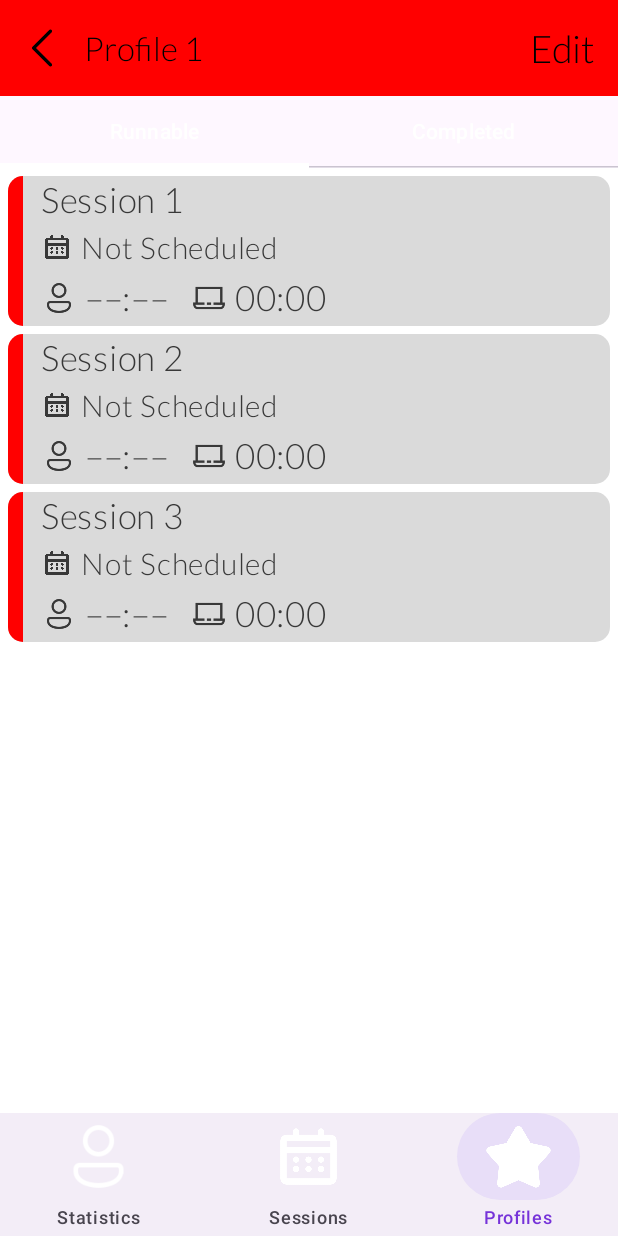
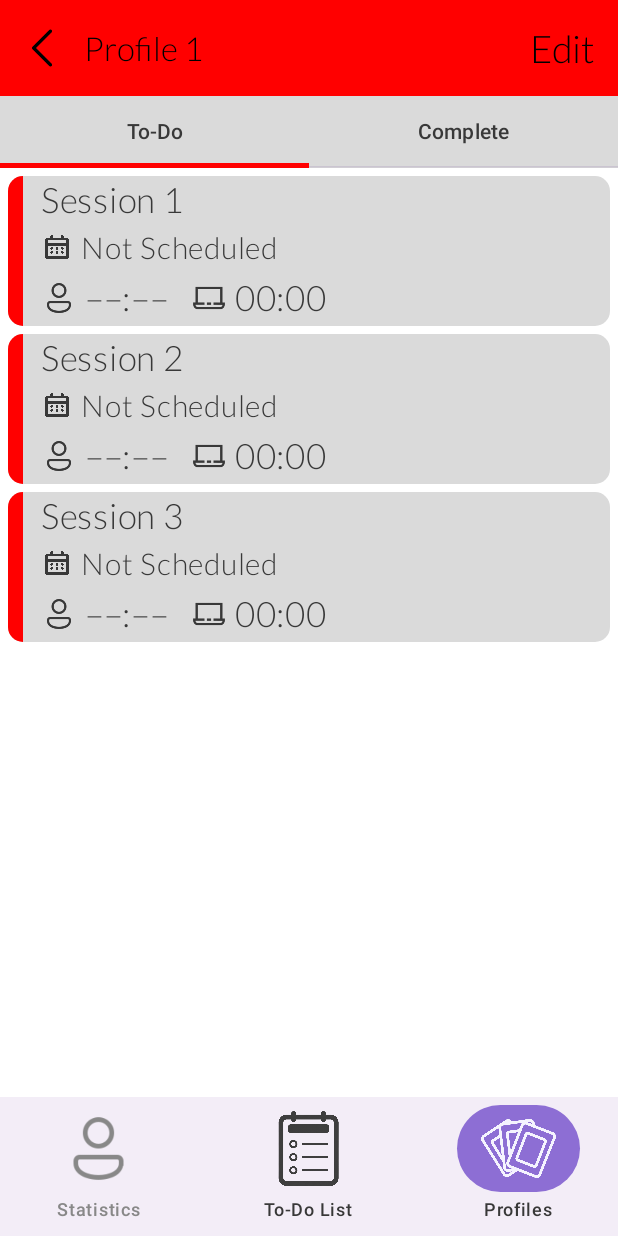
Before and after one commit to piersonh/clockworkandroid, an Android app built with Jetpack Compose: the screen it shows after launch (MainActivity), after a tap on "Profile 1", on a phone screen of 412 x 824 dp. Run offline under Robolectric (Android 15) with nearby library versions, the phone set to English and light mode, and no system bars; our stand-ins replace Room's generated code; 2 statements that could not run were skipped.

Commit message:
Added some icons

```diff
--- a/app/src/main/java/com/wordco/clockworkandroid/AppNavigation.kt
+++ b/app/src/main/java/com/wordco/clockworkandroid/AppNavigation.kt
@@ -33,12 +33,12 @@ val topLevelDestinations = listOf(
     ),
     TopLevelDestination(
         route = TaskListRoute,
-        icon = R.drawable.cal,
-        label = "Sessions",
+        icon = R.drawable.todo_list,
+        label = "To-Do List",
     ),
     TopLevelDestination(
         route = ProfileListRoute,
-        icon = R.drawable.star,
+        icon = R.drawable.fanned_cards,
         label = "Profiles",
     ),
 
--- a/app/src/main/java/com/wordco/clockworkandroid/core/ui/composables/NavBar.kt
+++ b/app/src/main/java/com/wordco/clockworkandroid/core/ui/composables/NavBar.kt
@@ -1,15 +1,22 @@
 package com.wordco.clockworkandroid.core.ui.composables
 
-import androidx.compose.foundation.Image
-import androidx.compose.foundation.layout.width
+import androidx.compose.foundation.layout.padding
+import androidx.compose.foundation.layout.size
+import androidx.compose.material3.Icon
+import androidx.compose.material3.MaterialTheme
 import androidx.compose.material3.NavigationBar
 import androidx.compose.material3.NavigationBarItem
+import androidx.compose.material3.NavigationBarItemColors
 import androidx.compose.material3.Text
 import androidx.compose.runtime.Composable
 import androidx.compose.ui.Modifier
+import androidx.compose.ui.graphics.Color
 import androidx.compose.ui.res.painterResource
+import androidx.compose.ui.tooling.preview.Preview
 import androidx.compose.ui.unit.dp
 import com.wordco.clockworkandroid.core.ui.model.TopLevelDestination
+import com.wordco.clockworkandroid.core.ui.theme.ClockworkTheme
+import com.wordco.clockworkandroid.core.ui.util.FAKE_TOP_LEVEL_DESTINATIONS
 
 @Composable
 fun NavBar(
@@ -17,9 +24,12 @@ fun NavBar(
     currentDestination: Any,
     navigateTo: (Any) -> Unit,
 ) {
-    NavigationBar {
+    NavigationBar(
+        tonalElevation = 5.dp,
+    ) {
         items.forEach { destination ->
             NavigationBarItem(
+                modifier = Modifier.padding(vertical = 5.dp),
                 selected = destination.route == currentDestination,
 //                    navController.currentDestination?.hierarchy?.any {
 //                    it.hasRoute(
@@ -27,17 +37,38 @@ fun NavBar(
 //                    )
 //                } ?: false,
                 label = { Text(destination.label) },
+                colors = NavigationBarItemColors(
+                    selectedIconColor = MaterialTheme.colorScheme.onSecondaryContainer,
+                    selectedTextColor = MaterialTheme.colorScheme.onPrimaryContainer,
+                    selectedIndicatorColor = MaterialTheme.colorScheme.secondaryContainer,
+                    unselectedIconColor = MaterialTheme.colorScheme.onPrimary,
+                    unselectedTextColor = MaterialTheme.colorScheme.onPrimaryContainer,
+                    disabledIconColor = Color.Gray,
+                    disabledTextColor = Color.Gray,
+                ),
                 onClick = { navigateTo(destination.route) },
                 icon = {
-                    Image(
+                    Icon(
                         painter = painterResource(destination.icon),
+                        //tint = TODO(),
                         contentDescription = null,
-                        modifier = Modifier.width(50.dp)
-                        //modifier = Modifier.aspectRatio(0.7f),
-                        //colorFilter = ColorFilter.tint(color = MaterialTheme.colorScheme.onPrimaryContainer)
+                        modifier = Modifier.size(50.dp)
                     )
                 },
+                enabled = destination.route != Unit
             )
         }
     }
 }
+
+@Preview
+@Composable
+private fun NavBarPreview() {
+    ClockworkTheme {
+        NavBar(
+            items = FAKE_TOP_LEVEL_DESTINATIONS,
+            currentDestination = Unit,
+            navigateTo = {}
+        )
+    }
+}
--- a/app/src/main/java/com/wordco/clockworkandroid/core/ui/theme/Colors.kt
+++ b/app/src/main/java/com/wordco/clockworkandroid/core/ui/theme/Colors.kt
@@ -11,6 +11,8 @@ internal val lightColorPalette = lightColorScheme(
     onPrimaryContainer = Color(0xFF383838),
     secondary = Color(0xFF7633D9),
     onSecondary = Color(0xFFFFFFFF),
+    secondaryContainer = Color(0xFF8d6ed4),
+    onSecondaryContainer = Color(0xFFf6f5ff),
 )
 
 internal val darkColorPalette = darkColorScheme(
@@ -20,4 +22,6 @@ internal val darkColorPalette = darkColorScheme(
     onPrimaryContainer = Color(0xFFFFFFFF),
     secondary = Color(0xFF7633D9),
     onSecondary = Color(0xFFFFFFFF),
+    secondaryContainer = Color(0xFF8d6ed4),
+    onSecondaryContainer = Color(0xFFf6f5ff),
 )
--- a/app/src/main/java/com/wordco/clockworkandroid/core/ui/util/FakeTopLevelDestinations.kt
+++ b/app/src/main/java/com/wordco/clockworkandroid/core/ui/util/FakeTopLevelDestinations.kt
@@ -15,12 +15,12 @@ val FAKE_TOP_LEVEL_DESTINATIONS = listOf(
     ),
     TopLevelDestination(
         route = FakeDestination::class,
-        icon = R.drawable.cal,
-        label = "Sessions",
+        icon = R.drawable.todo_list,
+        label = "To-Do List",
     ),
     TopLevelDestination(
         route = FakeDestination::class,
-        icon = R.drawable.star,
+        icon = R.drawable.fanned_cards,
         label = "Profiles",
     ),
 )
--- a/app/src/main/java/com/wordco/clockworkandroid/profile_session_list_feature/ui/ProfileSessionListPage.kt
+++ b/app/src/main/java/com/wordco/clockworkandroid/profile_session_list_feature/ui/ProfileSessionListPage.kt
@@ -22,6 +22,8 @@ import androidx.compose.material3.MaterialTheme
 import androidx.compose.material3.Scaffold
 import androidx.compose.material3.Tab
 import androidx.compose.material3.TabRow
+import androidx.compose.material3.TabRowDefaults
+import androidx.compose.material3.TabRowDefaults.tabIndicatorOffset
 import androidx.compose.material3.Text
 import androidx.compose.material3.TextButton
 import androidx.compose.material3.TopAppBar
@@ -168,8 +170,8 @@ private fun ProfileSessionListPageRetrieved(
                 .fillMaxSize()
         ) {
             val screens = listOf(
-                TabbedScreen(
-                    "Runnable"
+                TabbedScreenItem(
+                    "To-Do"
                 ) {
                     SessionList(
                         sessions = uiState.sessions,
@@ -178,20 +180,21 @@ private fun ProfileSessionListPageRetrieved(
                             .padding(5.dp)
                     )
                 },
-                TabbedScreen(
-                    "Completed"
+                TabbedScreenItem(
+                    "Complete"
                 ) {
                     Text("Completed Sessions")
                 }
             )
             TabbedScreen(
-                screens
+                screens,
+                tabIndicatorColor = uiState.profileColor
             )
         }
     }
 }
 
-data class TabbedScreen (
+data class TabbedScreenItem (
     val label: String,
     val screen: @Composable () -> Unit
 )
@@ -199,13 +202,26 @@ data class TabbedScreen (
 
 @Composable
 fun TabbedScreen(
-    screens: List<TabbedScreen>,
+    screens: List<TabbedScreenItem>,
+    tabIndicatorColor: Color,
 ) {
     val pagerState = rememberPagerState { screens.size }
     val coroutineScope = rememberCoroutineScope()
 
     Column {
-        TabRow(selectedTabIndex = pagerState.currentPage) {
+        TabRow(
+            selectedTabIndex = pagerState.currentPage,
+            contentColor = MaterialTheme.colorScheme.onPrimaryContainer,
+            containerColor = MaterialTheme.colorScheme.primaryContainer,
+            indicator = { tabPositions ->
+                TabRowDefaults.SecondaryIndicator(
+                    color = tabIndicatorColor,
+                    modifier = Modifier.tabIndicatorOffset(
+                        tabPositions[pagerState.currentPage]
+                    )
+                )
+            }
+        ) {
             screens.forEachIndexed { index, screen ->
                 Tab(
                     selected = (pagerState.currentPage == index),
--- a/app/src/main/java/com/wordco/clockworkandroid/session_list_feature/ui/TaskListPage.kt
+++ b/app/src/main/java/com/wordco/clockworkandroid/session_list_feature/ui/TaskListPage.kt
@@ -4,6 +4,7 @@ import androidx.compose.foundation.background
 import androidx.compose.foundation.clickable
 import androidx.compose.foundation.layout.Arrangement
 import androidx.compose.foundation.layout.Box
+import androidx.compose.foundation.layout.Spacer
 import androidx.compose.foundation.layout.aspectRatio
 import androidx.compose.foundation.layout.fillMaxSize
 import androidx.compose.foundation.layout.fillMaxWidth
@@ -28,6 +29,7 @@ import androidx.compose.ui.tooling.preview.Preview
 import androidx.compose.ui.unit.dp
 import androidx.compose.ui.unit.sp
 import androidx.lifecycle.compose.collectAsStateWithLifecycle
+import com.wordco.clockworkandroid.core.domain.util.DummyData
 import com.wordco.clockworkandroid.core.ui.composables.NavBar
 import com.wordco.clockworkandroid.core.ui.composables.PlusImage
 import com.wordco.clockworkandroid.core.ui.theme.ClockworkTheme
@@ -37,6 +39,7 @@ import com.wordco.clockworkandroid.session_list_feature.ui.composables.ActiveTas
 import com.wordco.clockworkandroid.session_list_feature.ui.composables.StartedListItem
 import com.wordco.clockworkandroid.session_list_feature.ui.composables.UpcomingTaskUIListItem
 import com.wordco.clockworkandroid.session_list_feature.ui.model.SuspendedTaskListItem
+import com.wordco.clockworkandroid.session_list_feature.ui.model.mapper.toNewTaskListItem
 import java.time.Duration
 
 @Composable
@@ -121,10 +124,14 @@ private fun TaskList(
     LazyColumn(
         verticalArrangement = Arrangement.spacedBy(5.dp),
         modifier = Modifier
-            .padding(5.dp)
+            .padding(horizontal = 5.dp)
             .background(color = MaterialTheme.colorScheme.primary)
             .fillMaxSize()
     ) {
+        item {
+            Spacer(Modifier)
+        }
+
         item {
             Text(
                 "STARTED",
@@ -165,6 +172,9 @@ private fun TaskList(
             )
         }
 
+        item {
+            Spacer(Modifier)
+        }
 
         item {
             Text(
@@ -191,6 +201,9 @@ private fun TaskList(
             )
         }
 
+        item {
+            Spacer(Modifier)
+        }
     }
 }
 
@@ -201,7 +214,7 @@ private fun TaskListPagePreview() {
     ClockworkTheme {
         TaskListPage(
             uiState = TaskListUiState.TimerDormant(
-                newTasks = listOf(),
+                newTasks = DummyData.SESSIONS.map { it.toNewTaskListItem() },
                 suspendedTasks = listOf(
                     SuspendedTaskListItem(
                         taskId = 0,
```
Also changed, not shown: app/src/main/res/drawable/fanned_cards.png (added), app/src/main/res/drawable/stopwatch.png (added), app/src/main/res/drawable/todo_list.png (added).
